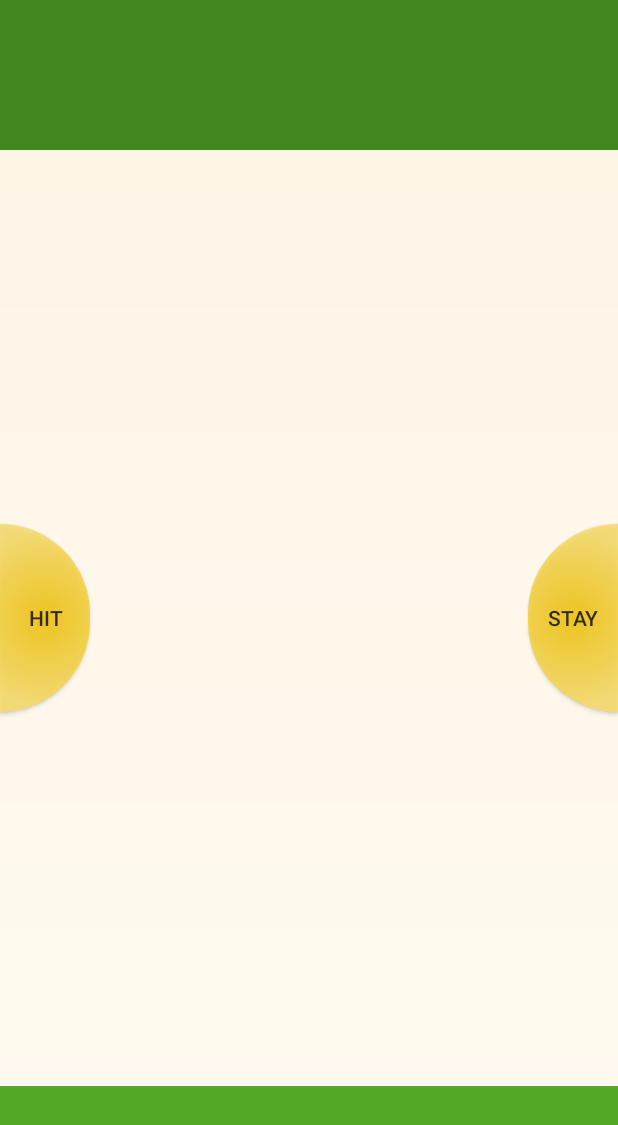
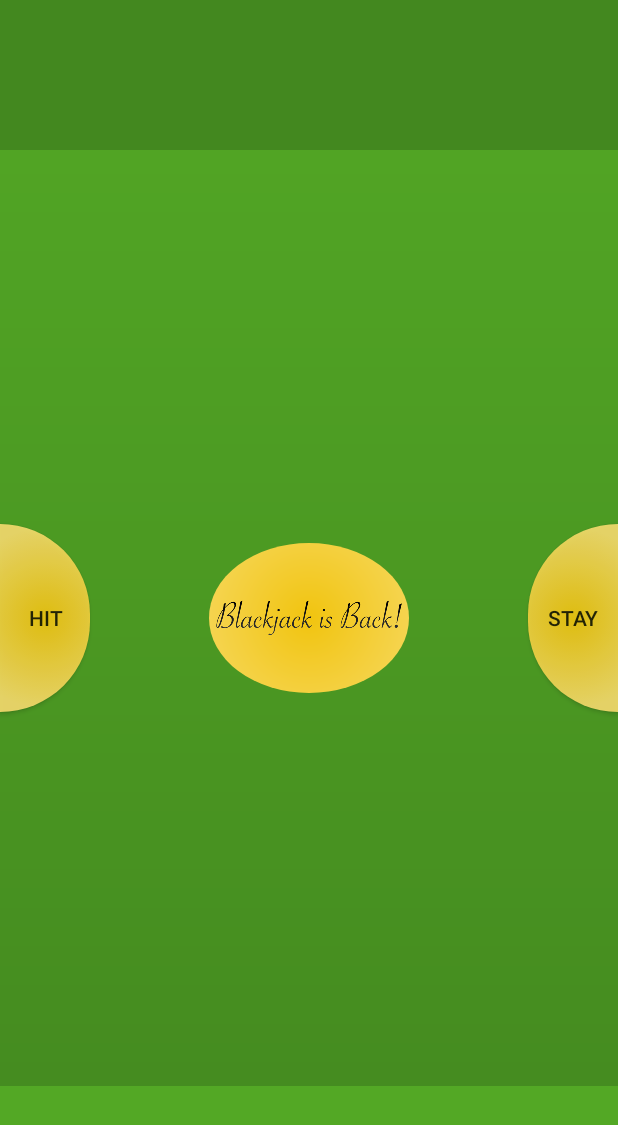
Before and after one commit to igstewart3/black-jack-is-back, an Android app: the GameActivity screen opened directly, with no data from a screen before it, on a phone screen of 412 x 824 dp. Shown: the top 1125 px of the screen. Run offline under Robolectric (Android 15) with nearby library versions, the phone set to English and light mode, and no system bars.

Commit message:
Added image for title and added it to menu and game screens. Updated layout to look less empty.

```diff
--- /dev/null
+++ b/app/src/main/res/drawable/animated_banner_image.xml
@@ -0,0 +1,15 @@
+<?xml version="1.0" encoding="utf-8"?>
+<layer-list xmlns:android="http://schemas.android.com/apk/res/android">
+
+    <item>
+        <shape android:shape="oval">
+            <gradient
+                android:type="radial"
+                android:gradientRadius="100%p"
+                android:startColor="@color/gameButtonStart"
+                android:endColor="@color/gameButtonEnd"/>
+        </shape>
+    </item>
+    <item android:drawable="@drawable/title_image" />
+
+</layer-list>
--- a/app/src/main/res/drawable/game_background.xml
+++ b/app/src/main/res/drawable/game_background.xml
@@ -5,6 +5,6 @@
     <gradient
         android:type="linear"
         android:angle="90"
-        android:startColor="@color/gameBackgroundStart"
-        android:endColor="@color/gameBackgroundEnd"/>
+        android:startColor="@color/dealerGreen"
+        android:endColor="@color/playerGreen"/>
 </shape>
--- a/app/src/main/res/layout/activity_game.xml
+++ b/app/src/main/res/layout/activity_game.xml
@@ -27,6 +27,13 @@
         android:layoutAnimation="@anim/layout_animation_slide_right"
         app:layoutManager="android.support.v7.widget.LinearLayoutManager"
         android:orientation="horizontal" />
+
+    <ImageView
+        android:layout_width="match_parent"
+        android:layout_height="100dp"
+        android:layout_centerVertical="true"
+        android:layout_centerHorizontal="true"
+        android:src="@drawable/animated_banner_image"/>
 
     <RelativeLayout
         android:id="@+id/outcome_layout"
--- a/app/src/main/res/layout/activity_menu.xml
+++ b/app/src/main/res/layout/activity_menu.xml
@@ -4,11 +4,19 @@
     android:layout_height="match_parent"
     android:background="@color/playerGreen">
 
+    <ImageView
+        android:layout_width="match_parent"
+        android:layout_height="175dp"
+        android:layout_alignParentTop="true"
+        android:paddingTop="25dp"
+        android:src="@drawable/animated_banner_image" />
+
     <Button
         android:layout_width="wrap_content"
         android:layout_height="wrap_content"
         android:layout_centerInParent="true"
         android:text="@string/just_blackjack"
-        android:onClick="mainGame"/>
+        android:onClick="mainGame"
+        android:id="@+id/button" />
 
 </RelativeLayout>
```
Also changed, not shown: app/src/main/res/drawable/title_image.png (added).
